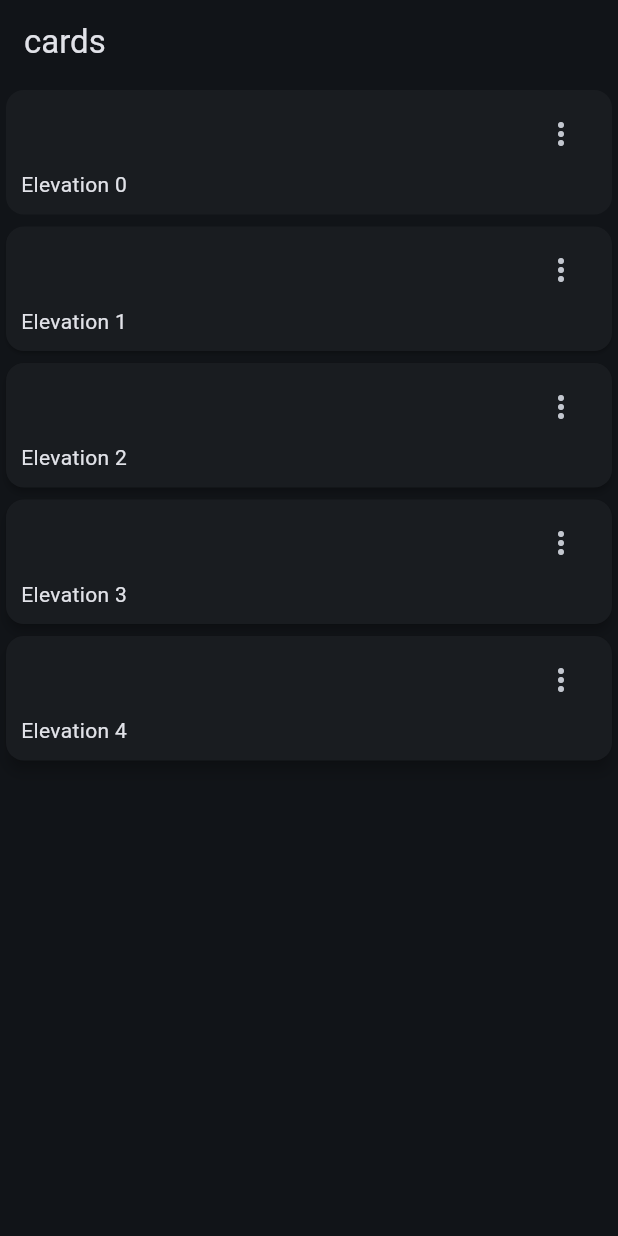
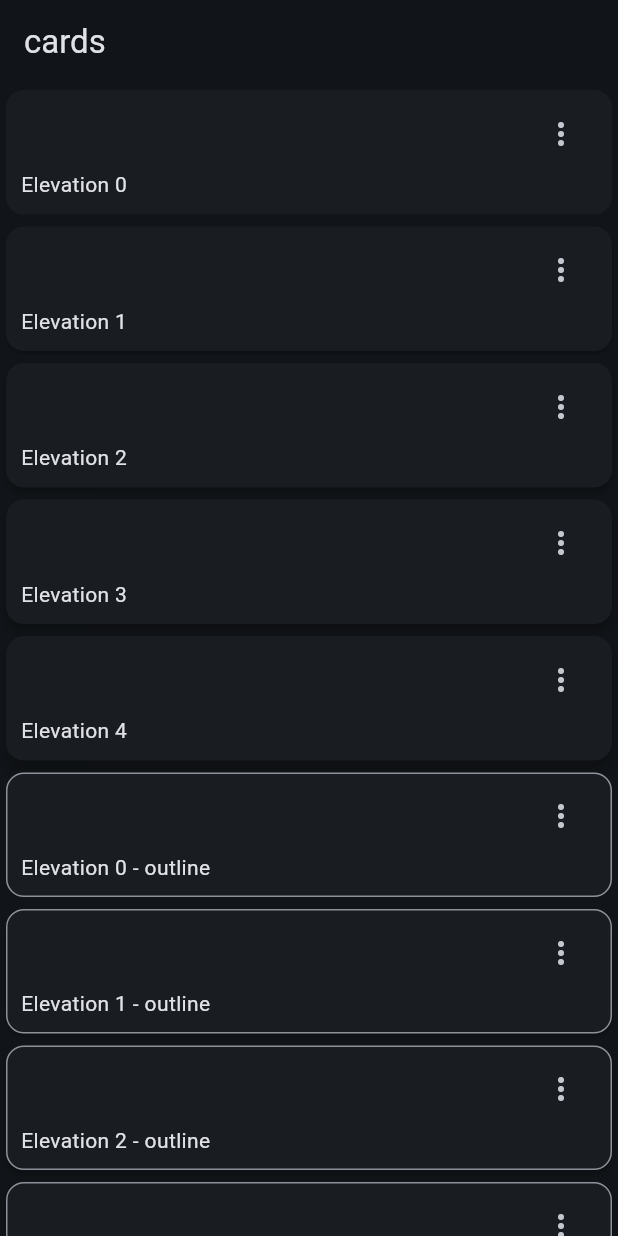
Before and after one commit to samu7861/widget-app, a Flutter app: the CardsScreen screen opened by its route, on a phone screen of 412 x 824 dp. Run offline on Flutter 3.47's test engine with Material 3 defaults, Android fonts, the phone set to English and light mode, and no system bars; our stand-ins replace go_router.

Commit message:
outline cards

```diff
--- a/widget_app/lib/presentation/screens/cards/cards_screen.dart
+++ b/widget_app/lib/presentation/screens/cards/cards_screen.dart
@@ -33,7 +33,9 @@
       child: Column(
         children: [
 
-          ...cards.map((card) => _CardType1(label: card["label"], elevation: card["elevation"]))
+          ...cards.map((card) => _CardType1(label: card["label"], elevation: card["elevation"])),
+
+          ...cards.map((card) => _CardType2(label: card["label"], elevation: card["elevation"]))
 
         ],
       ),
@@ -77,3 +79,51 @@
     );
   }
 }
+
+
+
+class _CardType2 extends StatelessWidget {
+
+
+  final String label;
+  final double elevation;
+
+
+  const _CardType2({required this.label, required this.elevation});
+
+
+
+  @override
+  Widget build(BuildContext context) {
+
+    final colors = Theme.of(context).colorScheme;
+
+    return Card(
+      shape: RoundedRectangleBorder(
+        side: BorderSide(
+          color: colors.outline
+        ),
+        borderRadius: const BorderRadius.all(Radius.circular(12))
+      ),
+      elevation: elevation,
+      child:  Padding(
+        padding: const EdgeInsets.fromLTRB(10, 5, 10, 10),
+        child: Column(
+          children: [
+            Align(
+              alignment: Alignment.topRight,
+              child: IconButton(
+                onPressed: () {} ,
+                icon: const Icon(Icons.more_vert_outlined)
+                )
+              ),
+            Align(
+              alignment: Alignment.bottomLeft,
+              child: Text("$label - outline"),
+            )
+          ],
+        ),
+      ),
+    );
+  }
+}
```
